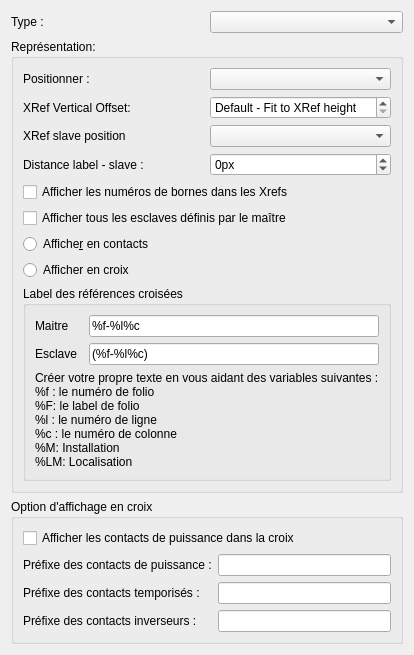
Above: sources/ui/xrefpropertieswidget.ui from qelectrotech/qelectrotech-source-mirror before the change. Below: the same form after it.
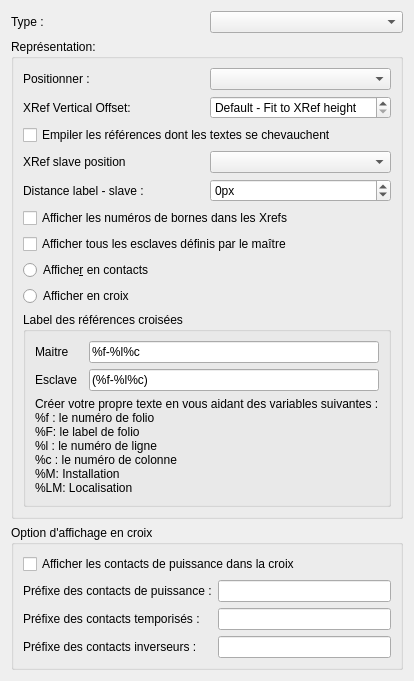
That is the form after the change.

Commit message: Cross references at the folio bottom: stack only when texts overlap, add a checkbox (#1287 follow-up)

The edit to the form file:
```diff
--- a/sources/ui/xrefpropertieswidget.ui
+++ b/sources/ui/xrefpropertieswidget.ui
@@ -90,6 +90,16 @@
         </item>
        </layout>
       </item>
+      <item>
+       <widget class="QCheckBox" name="m_stack_overlapping_cb">
+        <property name="toolTip">
+         <string>Quand les textes de deux références croisées se chevauchent, celle de l'élément le plus haut est placée au-dessus de l'autre.</string>
+        </property>
+        <property name="text">
+         <string>Empiler les références dont les textes se chevauchent</string>
+        </property>
+       </widget>
+      </item>
        <item>
         <layout class="QHBoxLayout" name="horizontalLayout_6">
          <item>
```
Left out of the diff: 1 changed line with no effect on the pictures. The commit also changes 5 other files.
